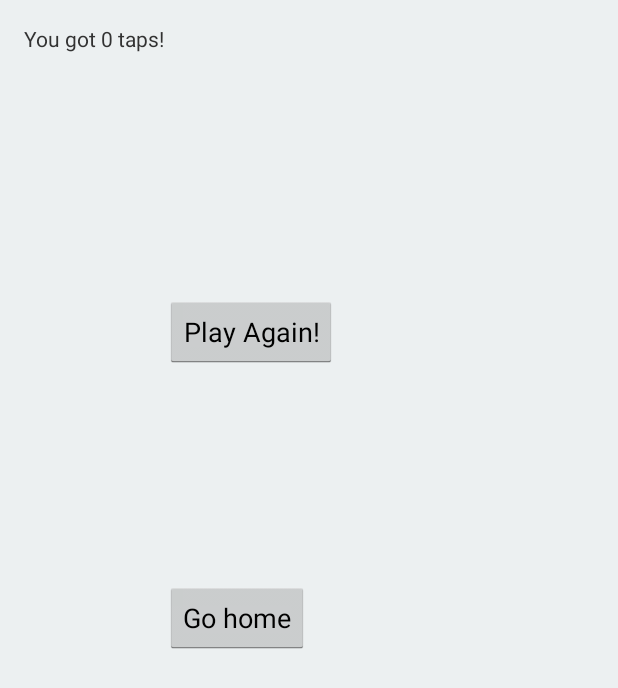
After one commit to nickyobreykov/tap-ten, an Android app: the FinishActivity screen opened directly, with no data from a screen before it, on a phone screen of 412 x 824 dp. The commit adds this screen. Shown: the top 688 px of the screen. Run offline under Robolectric (Android 15) with nearby library versions, the phone set to English and light mode, and no system bars.

Commit message:
create FinishActivity

```diff
--- a/app/build.gradle
+++ b/app/build.gradle
@@ -13,7 +13,7 @@ android {
     }
     buildTypes {
         release {
-            runProguard false
+            minifyEnabled false
             proguardFiles getDefaultProguardFile('proguard-android.txt'), 'proguard-rules.pro'
         }
     }
@@ -23,6 +23,6 @@ dependencies {
     compile fileTree(dir: 'libs', include: ['*.jar'])
     // You must install or update the Support Repository through the SDK manager to use this dependency.
     // You must install or update the Support Repository through the SDK manager to use this dependency.
-    compile 'com.android.support:support-v4:20.+'
+    compile 'com.android.support:support-v4:22.+'
     compile 'com.google.android.gms:play-services:6.+'
 }
--- /dev/null
+++ b/app/src/main/java/com/liquidafro/tapten/FinishActivity.java
@@ -0,0 +1,79 @@
+package com.liquidafro.tapten;
+
+import android.app.Activity;
+import android.content.Intent;
+import android.content.SharedPreferences;
+import android.os.Bundle;
+import android.preference.PreferenceManager;
+import android.util.Log;
+import android.view.Menu;
+import android.view.MenuItem;
+import android.view.View;
+import android.widget.Button;
+import android.widget.TextView;
+
+
+public class FinishActivity extends Activity {
+
+    SharedPreferences preferences;
+    SharedPreferences.Editor editor;
+
+    @Override
+    protected void onCreate(Bundle savedInstanceState) {
+        super.onCreate(savedInstanceState);
+        setContentView(R.layout.activity_finish);
+
+        preferences = PreferenceManager.getDefaultSharedPreferences(this);
+
+        int score = preferences.getInt("tempResult", 0);
+        TextView scoreTV = (TextView) findViewById(R.id.scoreTV);
+        Button restartBtn = (Button) findViewById(R.id.restartBtn);
+        Button homeBtn = (Button) findViewById(R.id.homeBtn);
+        scoreTV.setText("You got " + score + " taps!");
+
+        final Intent playIntent = new Intent(this, PlayActivity.class);
+        final Intent mainIntent = new Intent(this, MainActivity.class);
+
+        restartBtn.setOnClickListener(new View.OnClickListener() {
+            @Override
+            public void onClick(View view) {
+
+                //create counter before game starts 3, 2, 1 Go!
+                startActivity(playIntent);
+
+            }
+        });
+
+        homeBtn.setOnClickListener(new View.OnClickListener() {
+            @Override
+            public void onClick(View view) {
+
+                startActivity(mainIntent);
+
+            }
+        });
+
+    }
+
+    @Override
+    public boolean onCreateOptionsMenu(Menu menu) {
+        // Inflate the menu; this adds items to the action bar if it is present.
+        getMenuInflater().inflate(R.menu.menu_finish, menu);
+        return true;
+    }
+
+    @Override
+    public boolean onOptionsItemSelected(MenuItem item) {
+        // Handle action bar item clicks here. The action bar will
+        // automatically handle clicks on the Home/Up button, so long
+        // as you specify a parent activity in AndroidManifest.xml.
+        int id = item.getItemId();
+
+        //noinspection SimplifiableIfStatement
+        if (id == R.id.action_settings) {
+            return true;
+        }
+
+        return super.onOptionsItemSelected(item);
+    }
+}
--- a/app/src/main/java/com/liquidafro/tapten/PlayActivity.java
+++ b/app/src/main/java/com/liquidafro/tapten/PlayActivity.java
@@ -31,6 +31,7 @@ import android.widget.TextView;
 import com.google.android.gms.ads.AdRequest;
 import com.google.android.gms.ads.AdSize;
 import com.google.android.gms.ads.AdView;
+import com.liquidafro.tapten.util.SystemUiHider;
 
 import org.w3c.dom.Text;
 
@@ -75,11 +76,11 @@ public class PlayActivity extends Activity {
         RelativeLayout.LayoutParams canvasParams = new RelativeLayout.LayoutParams(RelativeLayout.LayoutParams.MATCH_PARENT, RelativeLayout.LayoutParams.MATCH_PARENT);
         canvasParams.addRule(RelativeLayout.ABOVE, R.id.text_view);
 
+
         relativeLayout.addView(myCanvas, canvasParams);
         relativeLayout.addView(textView, adParams);
 
         setContentView(relativeLayout);
-
         //Fungerar
         //DrawingView test = new DrawingView(this);
         //setContentView(test);
--- /dev/null
+++ b/app/src/main/res/layout/activity_finish.xml
@@ -0,0 +1,31 @@
+<RelativeLayout xmlns:android="http://schemas.android.com/apk/res/android"
+    xmlns:tools="http://schemas.android.com/tools" android:layout_width="match_parent"
+    android:layout_height="match_parent" android:paddingLeft="@dimen/activity_horizontal_margin"
+    android:paddingRight="@dimen/activity_horizontal_margin"
+    android:paddingTop="@dimen/activity_vertical_margin"
+    android:paddingBottom="@dimen/activity_vertical_margin"
+    tools:context="com.liquidafro.tapten.FinishActivity">
+
+    <TextView
+        android:id="@+id/scoreTV"
+        android:text="@string/hello_world" android:layout_width="wrap_content"
+        android:layout_height="wrap_content" />
+
+    <Button
+        android:layout_width="wrap_content"
+        android:layout_height="wrap_content"
+        android:text="Play Again!"
+        android:id="@+id/restartBtn"
+        android:layout_below="@+id/scoreTV"
+        android:layout_toEndOf="@+id/scoreTV"
+        android:layout_marginTop="162dp" />
+
+    <Button
+        android:layout_width="wrap_content"
+        android:layout_height="wrap_content"
+        android:text="Go home"
+        android:id="@+id/homeBtn"
+        android:layout_centerVertical="true"
+        android:layout_alignStart="@+id/restartBtn" />
+
+</RelativeLayout>
--- /dev/null
+++ b/app/src/main/res/menu/menu_finish.xml
@@ -0,0 +1,6 @@
+<menu xmlns:android="http://schemas.android.com/apk/res/android"
+    xmlns:tools="http://schemas.android.com/tools"
+    tools:context="com.liquidafro.tapten.FinishActivity">
+    <item android:id="@+id/action_settings" android:title="@string/action_settings"
+        android:orderInCategory="100" android:showAsAction="never" />
+</menu>
--- a/app/src/main/res/values/strings.xml
+++ b/app/src/main/res/values/strings.xml
@@ -12,5 +12,6 @@
     <string name="title_activity_own_settings">OwnSettingsActivity</string>
     <string name="title_activity_high_score">HighScoreActivity</string>
     <string name="title_activity_shop_and_achievement">ShopAndAchievementActivity</string>
+    <string name="title_activity_finish">FinishActivity</string>
 
 </resources>
--- a/build.gradle
+++ b/build.gradle
@@ -5,7 +5,7 @@ buildscript {
         jcenter()
     }
     dependencies {
-        classpath 'com.android.tools.build:gradle:0.12.+'
+        classpath 'com.android.tools.build:gradle:1.2.2'
 
         // NOTE: Do not place your application dependencies here; they belong
         // in the individual module build.gradle files
```
Also changed, not shown: app/src/main/AndroidManifest.xml (+12 -8 lines), app/src/main/java/com/liquidafro/tapten/MyCanvas.java (+15 -3 lines), gradle/wrapper/gradle-wrapper.properties, 5 other files.
